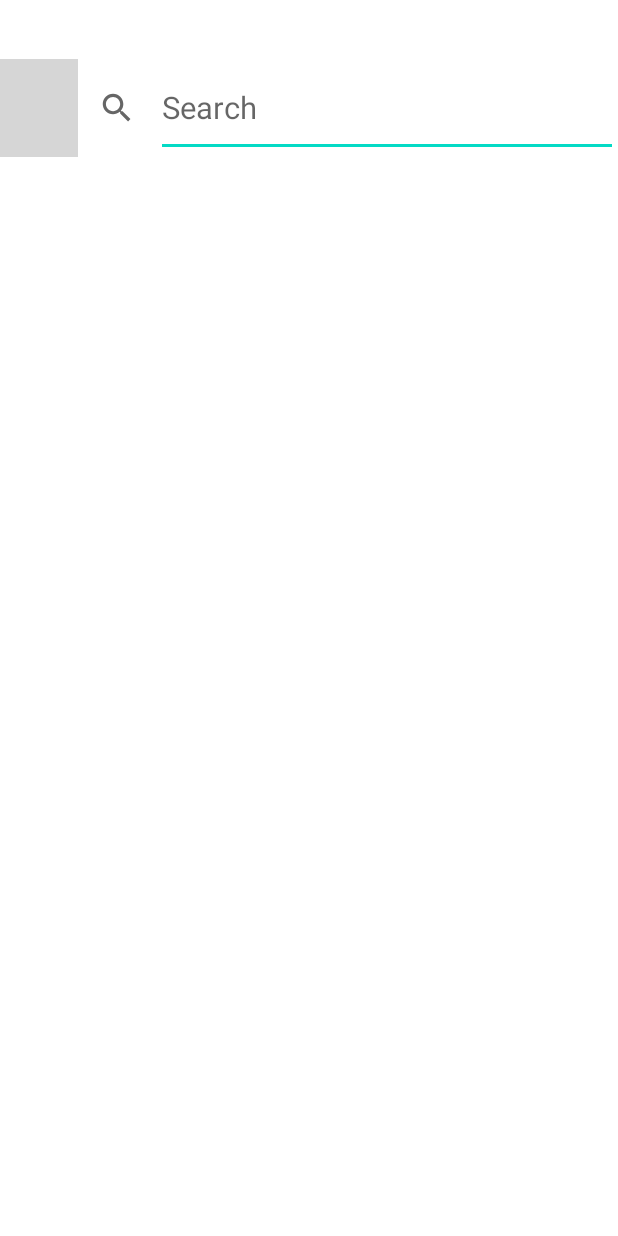
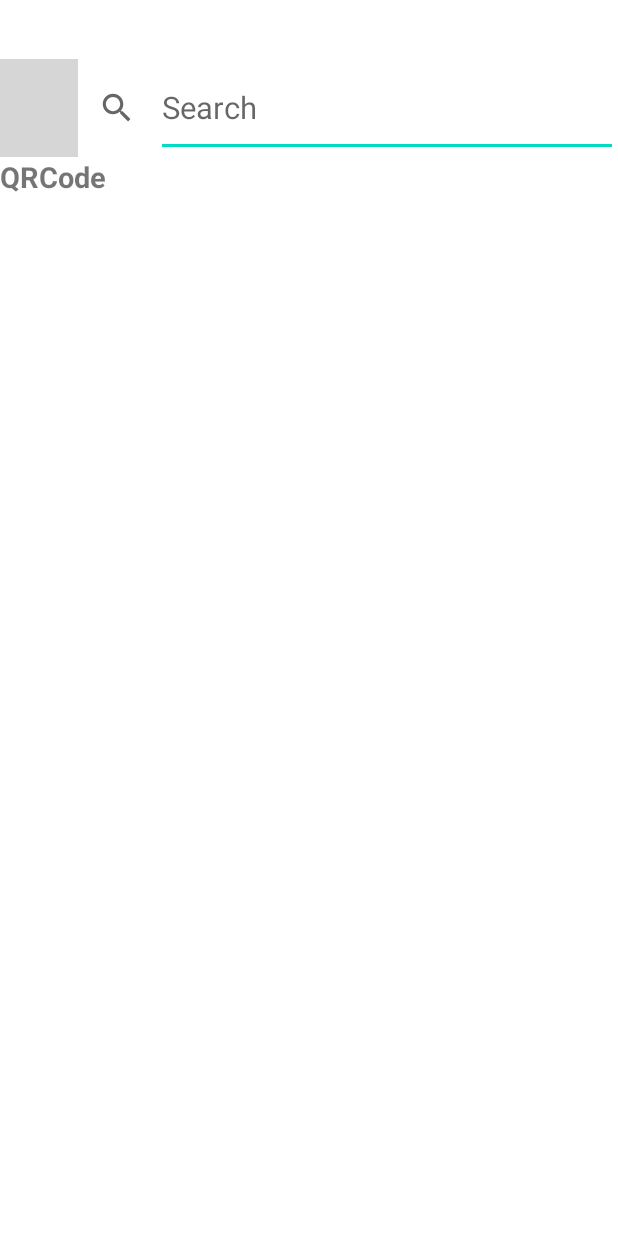
Before and after one commit to medhakumari7899/MyMvmm, an Android app: the SearchCountry screen opened directly, with no data from a screen before it, on a phone screen of 412 x 824 dp. Run offline under Robolectric (Android 15) with nearby library versions, the phone set to English and light mode, and no system bars; our stand-ins replace sdp/ssp sizes; libraries missing offline, so code that uses them is left out: com.hbb20; plain views replace CountryCodePicker; grey boxes are pictures that could not be loaded.

Commit message:
commited by medha

```diff
--- a/app/build.gradle
+++ b/app/build.gradle
@@ -34,7 +34,7 @@ dependencies {
     implementation 'com.google.android.material:material:1.3.0'
     implementation 'androidx.constraintlayout:constraintlayout:2.0.4'
     implementation 'com.intuit.sdp:sdp-android:1.0.6'
-    implementation 'com.google.android.gms:play-services-location:18.0.0'
+    implementation 'com.google.android.gms:play-services-vision:11.8.0'
     implementation 'de.hdodenhof:circleimageview:3.1.0'
     implementation 'com.google.android.material:material:1.1.0-alpha10'
     testImplementation 'junit:junit:4.+'
--- a/app/src/main/java/com/example/mymvm/SearchCountry.java
+++ b/app/src/main/java/com/example/mymvm/SearchCountry.java
@@ -2,6 +2,7 @@ package com.example.mymvm;
 
 import androidx.appcompat.app.AppCompatActivity;
 
+import android.content.Intent;
 import android.os.Bundle;
 import android.view.View;
 import android.widget.Button;
@@ -12,15 +13,23 @@ import com.hbb20.CountryCodePicker;
 
 public class SearchCountry extends AppCompatActivity {
      private CountryCodePicker ccp;
+     TextView textView;
 
     @Override
     protected void onCreate(Bundle savedInstanceState) {
         super.onCreate(savedInstanceState);
         setContentView(R.layout.activity_search_country);
-        init();
-    }
-    private void init(){
-        ccp=findViewById(R.id.ccp);
+        textView=findViewById(R.id.textQr);
+
+        textView.setOnClickListener(new View.OnClickListener() {
+            @Override
+            public void onClick(View v) {
+                Intent intent=new Intent(SearchCountry.this,ScanBarCodeActivity.class);
+                startActivity(intent);
+            }
+        });
+
+
 
     }
 }
--- a/app/src/main/res/layout/activity_scanned_bar_code.xml
+++ b/app/src/main/res/layout/activity_scan_bar_code.xml
@@ -4,7 +4,7 @@
     xmlns:tools="http://schemas.android.com/tools"
     android:layout_width="match_parent"
     android:layout_height="match_parent"
-    tools:context=".ScannedBarCodeActivity">
+    tools:context=".ScanBarCodeActivity">
 
     <SurfaceView
         android:id="@+id/surfaceView"
@@ -24,7 +24,6 @@
         android:textColor="@android:color/white"
         android:textSize="20sp" />
 
-
     <Button
         android:id="@+id/btnAction"
         android:layout_width="match_parent"
--- a/app/src/main/res/layout/activity_search_country.xml
+++ b/app/src/main/res/layout/activity_search_country.xml
@@ -43,6 +43,15 @@
 
     </LinearLayout>
 
+    <TextView
+        android:layout_width="wrap_content"
+        android:id="@+id/textQr"
+        android:layout_marginRight="@dimen/_30sdp"
+        android:textStyle="bold"
+        android:text="QRCode"
+        android:textSize="@dimen/_15sdp"
+        android:layout_height="wrap_content"/>
+
 
 <!--    <Button-->
 <!--        android:layout_width="match_parent"-->
```
Also changed, not shown: app/src/main/AndroidManifest.xml (+6 -4 lines), app/src/main/java/com/example/mymvm/ScanBarCodeActivity.java (added, +147 -0 lines), app/src/main/java/com/example/mymvm/ScannedBarCodeActivity.java (deleted, +0 -138 lines).
